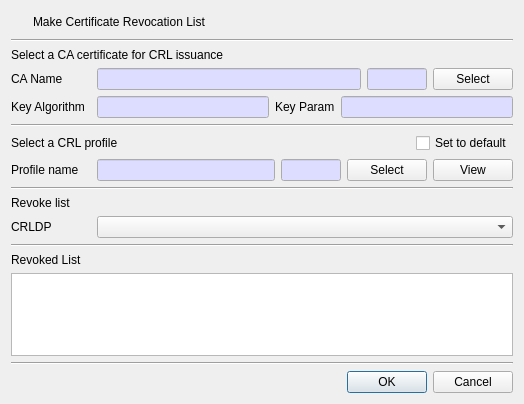
First picture: the form in CertMan/make_crl_dlg.ui, repository jykim74/CertMan, before the edit.
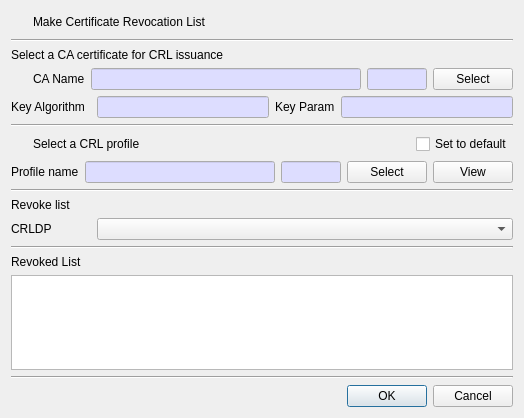
Second picture: the form after the edit. Icons and pictures are not drawn.

```diff
--- a/CertMan/make_crl_dlg.ui
+++ b/CertMan/make_crl_dlg.ui
@@ -7,7 +7,7 @@
     <x>0</x>
     <y>0</y>
     <width>524</width>
-    <height>404</height>
+    <height>418</height>
    </rect>
   </property>
   <property name="windowTitle">
@@ -73,41 +73,7 @@
      <property name="topMargin">
       <number>0</number>
      </property>
-     <item row="0" column="1">
-      <widget class="QLineEdit" name="mIssuerNameText">
-       <property name="palette">
-        <palette>
-         <active>
-          <colorrole role="Base">
-           <brush brushstyle="SolidPattern">
-            <color alpha="255">
-             <red>221</red>
-             <green>221</green>
-             <blue>255</blue>
-            </color>
-           </brush>
-          </colorrole>
-         </active>
-         <inactive>
-          <colorrole role="Base">
-           <brush brushstyle="SolidPattern">
-            <color alpha="255">
-             <red>221</red>
-             <green>221</green>
-             <blue>255</blue>
-            </color>
-           </brush>
-          </colorrole>
-         </inactive>
-         <disabled/>
-        </palette>
-       </property>
-       <property name="readOnly">
-        <bool>true</bool>
-       </property>
-      </widget>
-     </item>
-     <item row="0" column="2">
+     <item row="0" column="3">
       <widget class="QLineEdit" name="mIssuerNumText">
        <property name="minimumSize">
         <size>
@@ -153,32 +119,92 @@
        </property>
       </widget>
      </item>
-     <item row="0" column="0">
-      <widget class="QLabel" name="label_2">
-       <property name="minimumSize">
-        <size>
-         <width>80</width>
-         <height>0</height>
-        </size>
-       </property>
-       <property name="maximumSize">
-        <size>
-         <width>80</width>
-         <height>16777215</height>
-        </size>
-       </property>
-       <property name="text">
-        <string>CA Name</string>
-       </property>
-      </widget>
-     </item>
-     <item row="0" column="3">
+     <item row="0" column="4">
       <widget class="QPushButton" name="mSelectIssuerBtn">
        <property name="text">
         <string>Select</string>
        </property>
       </widget>
      </item>
+     <item row="0" column="1">
+      <widget class="QLabel" name="label_2">
+       <property name="minimumSize">
+        <size>
+         <width>0</width>
+         <height>0</height>
+        </size>
+       </property>
+       <property name="maximumSize">
+        <size>
+         <width>80</width>
+         <height>16777215</height>
+        </size>
+       </property>
+       <property name="text">
+        <string>CA Name</string>
+       </property>
+      </widget>
+     </item>
+     <item row="0" column="2">
+      <widget class="QLineEdit" name="mIssuerNameText">
+       <property name="palette">
+        <palette>
+         <active>
+          <colorrole role="Base">
+           <brush brushstyle="SolidPattern">
+            <color alpha="255">
+             <red>221</red>
+             <green>221</green>
+             <blue>255</blue>
+            </color>
+           </brush>
+          </colorrole>
+         </active>
+         <inactive>
+          <colorrole role="Base">
+           <brush brushstyle="SolidPattern">
+            <color alpha="255">
+             <red>221</red>
+             <green>221</green>
+             <blue>255</blue>
+            </color>
+           </brush>
+          </colorrole>
+         </inactive>
+         <disabled/>
+        </palette>
+       </property>
+       <property name="readOnly">
+        <bool>true</bool>
+       </property>
+      </widget>
+     </item>
+     <item row="0" column="0">
+      <widget class="QPushButton" name="pushButton_2">
+       <property name="minimumSize">
+        <size>
+         <width>16</width>
+         <height>0</height>
+        </size>
+       </property>
+       <property name="maximumSize">
+        <size>
+         <width>16</width>
+         <height>16777215</height>
+        </size>
+       </property>
+       <property name="text">
+        <string/>
+       </property>
+       <property name="icon">
+        <iconset resource="certman.qrc">
+         <normaloff>:/images/ca.png</normaloff>:/images/ca.png</iconset>
+       </property>
+       <property name="flat">
+        <bool>true</bool>
+       </property>
+      </widget>
+     </item>
     </layout>
    </item>
    <item>
@@ -308,14 +334,21 @@
      <property name="topMargin">
       <number>0</number>
      </property>
-     <item row="0" column="2">
+     <item row="0" column="1">
+      <widget class="QLabel" name="label_9">
+       <property name="text">
+        <string>Select a CRL profile</string>
+       </property>
+      </widget>
+     </item>
+     <item row="0" column="3">
       <widget class="QCheckBox" name="mProfileSetDefaultCheck">
        <property name="text">
         <string>Set to default</string>
        </property>
       </widget>
      </item>
-     <item row="0" column="1">
+     <item row="0" column="2">
       <spacer name="horizontalSpacer">
        <property name="orientation">
         <enum>Qt::Horizontal</enum>
@@ -329,9 +362,28 @@
       </spacer>
      </item>
      <item row="0" column="0">
-      <widget class="QLabel" name="label_9">
+      <widget class="QPushButton" name="pushButton_3">
+       <property name="minimumSize">
+        <size>
+         <width>16</width>
+         <height>0</height>
+        </size>
+       </property>
+       <property name="maximumSize">
+        <size>
+         <width>16</width>
+         <height>16777215</height>
+        </size>
+       </property>
        <property name="text">
-        <string>Select a CRL profile</string>
+        <string/>
+       </property>
+       <property name="icon">
+        <iconset resource="certman.qrc">
+         <normaloff>:/images/crl_profile.png</normaloff>:/images/crl_profile.png</iconset>
+       </property>
+       <property name="flat">
+        <bool>true</bool>
        </property>
       </widget>
      </item>
@@ -392,7 +444,7 @@
       <widget class="QLabel" name="label_6">
        <property name="minimumSize">
         <size>
-         <width>80</width>
+         <width>0</width>
          <height>0</height>
         </size>
        </property>
```
